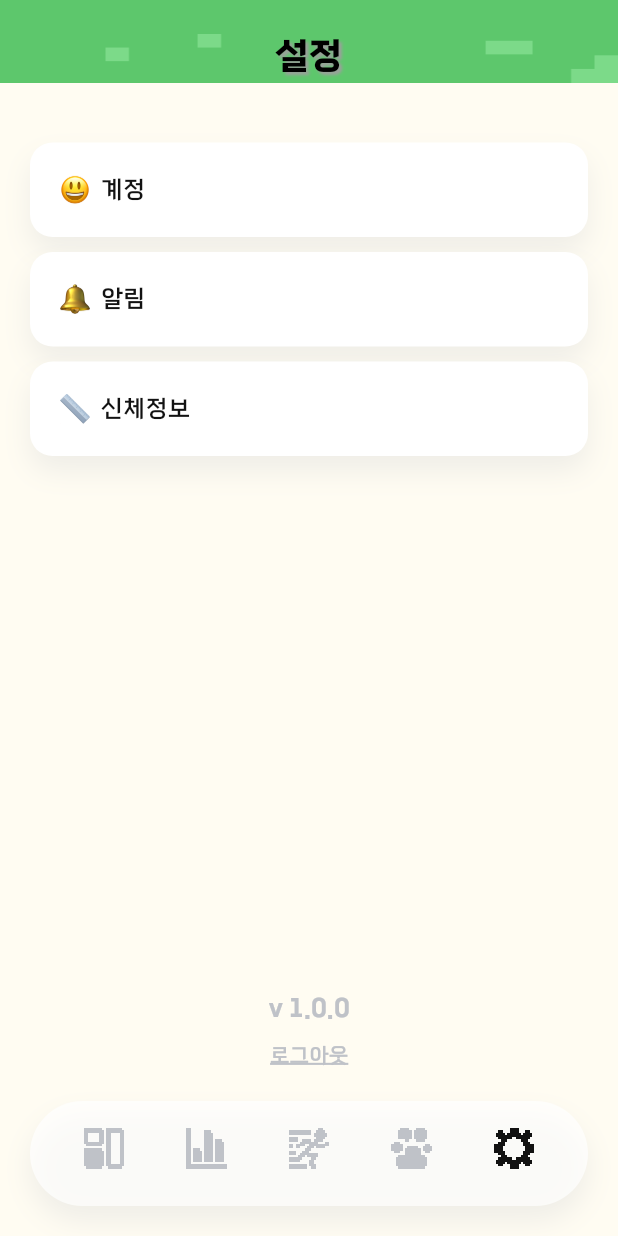
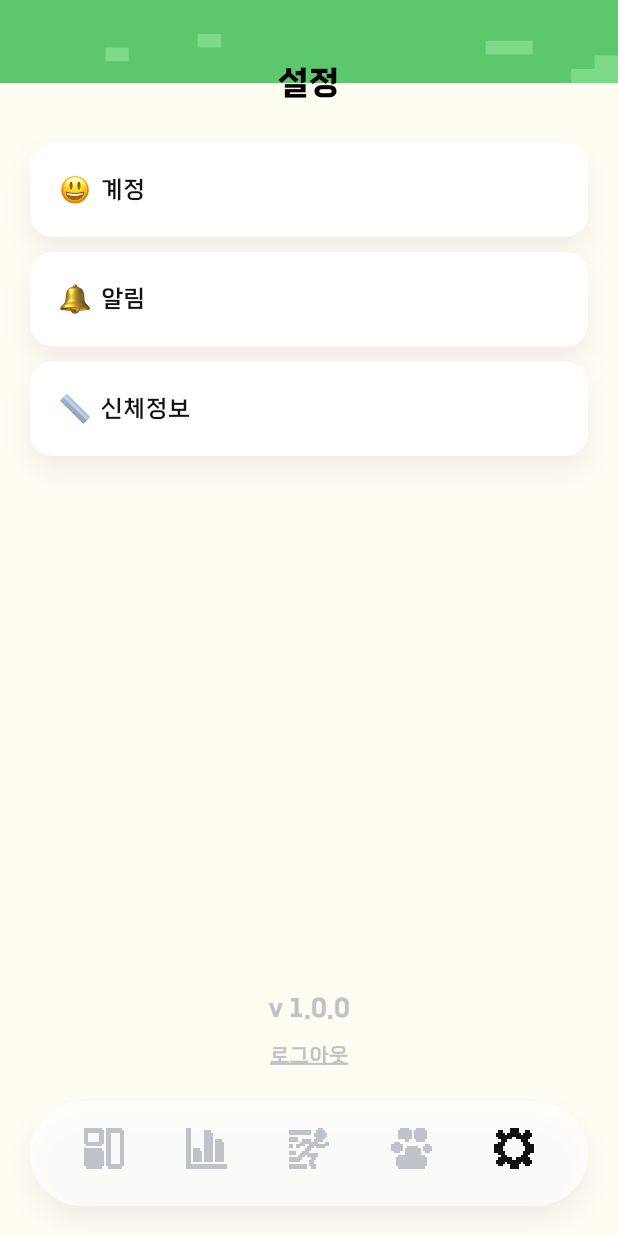
Before and after one commit to pado7sea/Gaenari, a Flutter app: the screen it shows after launch, item 5 of the bottom bar chosen, on a phone screen of 412 x 824 dp. Run offline on Flutter 3.47's test engine with Material 3 defaults, Android fonts, the phone set to English and light mode, and no system bars; missing offline and left inert: draggable_bottom_sheet.

Commit message:
:sparkles: feat : AppBar 수정

```diff
--- a/frontend/lib/widgets/smallAppBar.dart
+++ b/frontend/lib/widgets/smallAppBar.dart
@@ -48,21 +48,14 @@ class smallAppBar extends StatelessWidget implements PreferredSizeWidget {
               crossAxisAlignment: CrossAxisAlignment.center,
               children: [
                 SizedBox(
-                  height: 20,
+                  height: 40,
                 ),
                 Text(
                   title,
                   style: TextStyle(
                     color: Colors.black,
-                    fontSize: 24,
+                    fontSize: 22,
                     fontWeight: FontWeight.bold,
-                    shadows: [
-                      Shadow(
-                        blurRadius: 2.0,
-                        color: Colors.grey,
-                        offset: Offset(2.0, 2.0),
-                      ),
-                    ],
                   ),
                 ),
               ],
```
Also changed, not shown: frontend/lib/widgets/largeAppBar.dart (+1 -8 lines).
